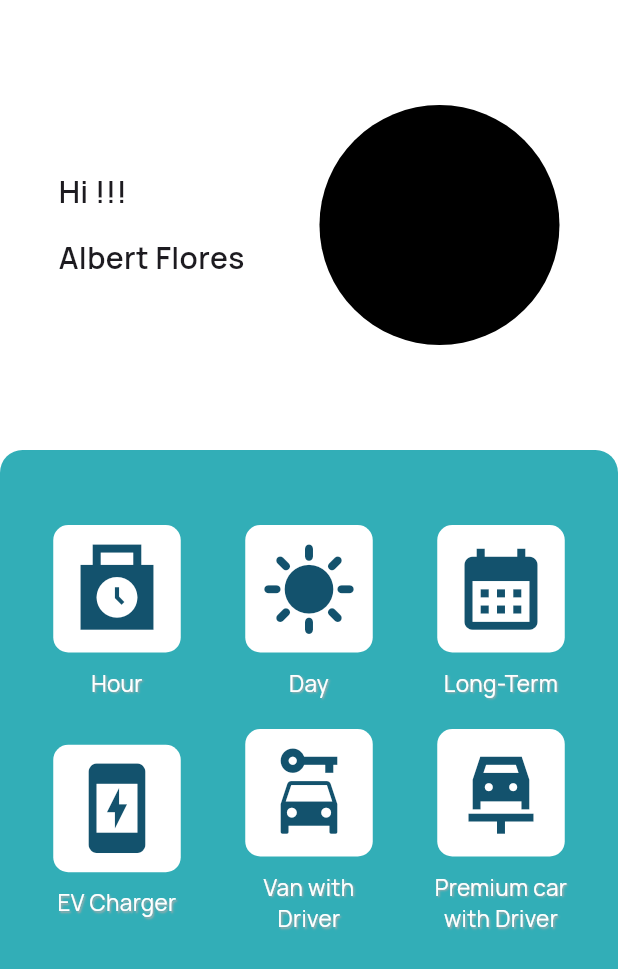
After one commit to Akkarapa-Ryu/itds283_gr03_project_go_green_ezy_wheels, a Flutter app: the screen it shows after launch, on a phone screen of 412 x 824 dp. The commit adds this screen. Shown: the top 969 px of the screen. Run offline on Flutter 3.47's test engine with Material 3 defaults, Android fonts, the phone set to English and light mode, and no system bars.

Commit message:
PJGR03-19 Create Home Page UI
Create Home Page UI

```diff
--- a/lib/components/components.dart
+++ b/lib/components/components.dart
@@ -1 +1,2 @@
 export 'custom_listtile.dart';
+export 'home_menu_button.dart';
--- /dev/null
+++ b/lib/components/home_menu_button.dart
@@ -0,0 +1,53 @@
+import 'package:flutter/material.dart';
+import 'package:itds283_gr03_project_go_green_ezy_wheels/theme/design_system.dart';
+
+class HomeMenuButton extends StatelessWidget {
+  const HomeMenuButton({super.key, required this.iconMenu, required this.text});
+
+  final Icon iconMenu;
+  final String text;
+
+
+  @override
+  Widget build(BuildContext context) {
+    return Column(
+      children: [
+        Container(
+          height: 85,
+          width: 85,
+          decoration: BoxDecoration(
+              color: DesignSystem.c1,
+              borderRadius: BorderRadius.all(Radius.circular(10))),
+          child:
+          Icon(
+            iconMenu.icon,
+            size: 65,
+            color: DesignSystem.c6,
+          ),
+          // iconMenu
+        ),
+        SizedBox(
+          height: 10,
+        ),
+        SizedBox(
+          width: 100,
+          child: Text(
+            text,
+            textAlign: TextAlign.center,
+            overflow: TextOverflow.clip,
+            style: TextStyle(
+                fontFamily: DesignSystem.fontFamily,
+                fontSize: 15,
+                color: DesignSystem.c1,
+                shadows: [
+                  Shadow(
+                      color: DesignSystem.disable,
+                      blurRadius: 1,
+                      offset: Offset(1, 1))
+                ]),
+          ),
+        )
+      ],
+    );
+  }
+}
--- a/lib/main.dart
+++ b/lib/main.dart
@@ -1,6 +1,6 @@
 import 'package:flutter/material.dart';
 import '/pages/pages.dart';
-import 'theme/theme.dart';
+import '/theme/theme.dart';
 
 void main() {
   runApp(const MyApp());
@@ -31,8 +31,8 @@ class MyHomePage extends StatefulWidget {
 class _MyHomePageState extends State<MyHomePage> {
   @override
   Widget build(BuildContext context) {
-    return Center(
-      child: CarListPage(),
+    return PageView(
+      children: [HomePage(), CarListPage()],
     );
   }
 }
--- /dev/null
+++ b/lib/pages/home/home.dart
@@ -0,0 +1 @@
+export 'home_page.dart';
--- /dev/null
+++ b/lib/pages/home/home_page.dart
@@ -0,0 +1,89 @@
+import 'package:flutter/material.dart';
+import 'package:itds283_gr03_project_go_green_ezy_wheels/theme/design_system.dart';
+
+import '../../components/components.dart';
+
+class HomePage extends StatefulWidget {
+  const HomePage({super.key});
+
+  @override
+  State<HomePage> createState() => _HomePageState();
+}
+
+class _HomePageState extends State<HomePage> {
+  @override
+  Widget build(BuildContext context) {
+    return Scaffold(
+      body: Column(children: [
+        Container(
+          // alignment: Alignment.center,
+          height: 300,
+          child: Row(
+            mainAxisAlignment: MainAxisAlignment.center,
+            crossAxisAlignment: CrossAxisAlignment.center,
+            children: [
+              Column(
+                mainAxisAlignment: MainAxisAlignment.center,
+                crossAxisAlignment: CrossAxisAlignment.start,
+                children: [
+                  Text(
+                    'Hi !!!',
+                    style: TextStyle(
+                        fontFamily: DesignSystem.fontFamily,
+                        fontSize: 20,
+                        fontWeight: FontWeight.w600),
+                  ),
+                  SizedBox(
+                    height: 15,
+                  ),
+                  Text('Albert Flores',
+                      style: TextStyle(
+                          fontFamily: DesignSystem.fontFamily,
+                          fontSize: 20,
+                          fontWeight: FontWeight.w600))
+                ],
+              ),
+              SizedBox(
+                width: 50,
+              ),
+              CircleAvatar(
+                radius: 80,
+                backgroundColor: DesignSystem.c0,
+              )
+            ],
+          ),
+        ),
+        Container(
+          height: 550,
+          decoration: BoxDecoration(
+              color: DesignSystem.c4,
+              borderRadius: BorderRadius.only(
+                  topLeft: Radius.circular(15), topRight: Radius.circular(15))),
+          child: Column(
+
+            children: [
+              SizedBox(height: 50,),
+              Row(
+                mainAxisAlignment: MainAxisAlignment.spaceEvenly,
+                children: [
+                  HomeMenuButton(iconMenu: Icon(Icons.punch_clock_sharp), text: 'Hour',),
+                  HomeMenuButton(iconMenu: Icon(Icons.sunny), text: 'Day',),
+                  HomeMenuButton(iconMenu: Icon(Icons.calendar_month), text: 'Long-Term',),
+                ],
+              ),
+              SizedBox(height: 20,),
+              Row(
+                mainAxisAlignment: MainAxisAlignment.spaceEvenly,
+                children: [
+                  HomeMenuButton(iconMenu: Icon(Icons.charging_station), text: 'EV Charger',),
+                  HomeMenuButton(iconMenu: Icon(Icons.car_rental), text: 'Van with Driver',),
+                  HomeMenuButton(iconMenu: Icon(Icons.car_repair_sharp), text: 'Premium car with Driver',),
+                ],
+              )
+            ],
+          ),
+        )
+      ]),
+    );
+  }
+}
--- a/lib/pages/pages.dart
+++ b/lib/pages/pages.dart
@@ -1 +1,2 @@
 export 'car_list/car_list.dart';
+export 'home/home.dart';
```
